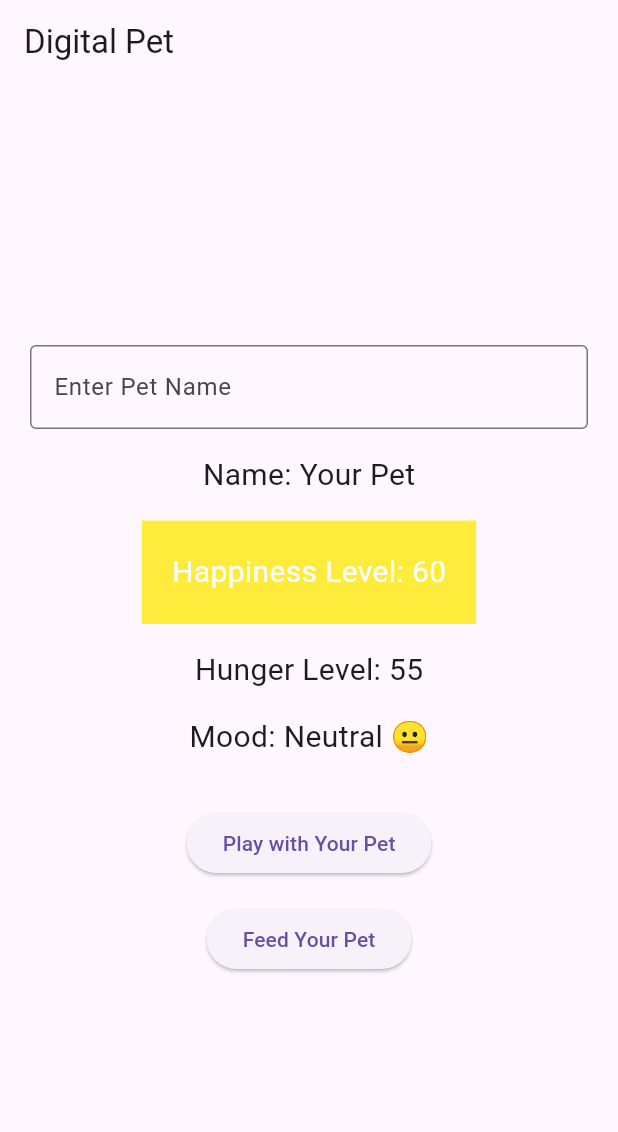
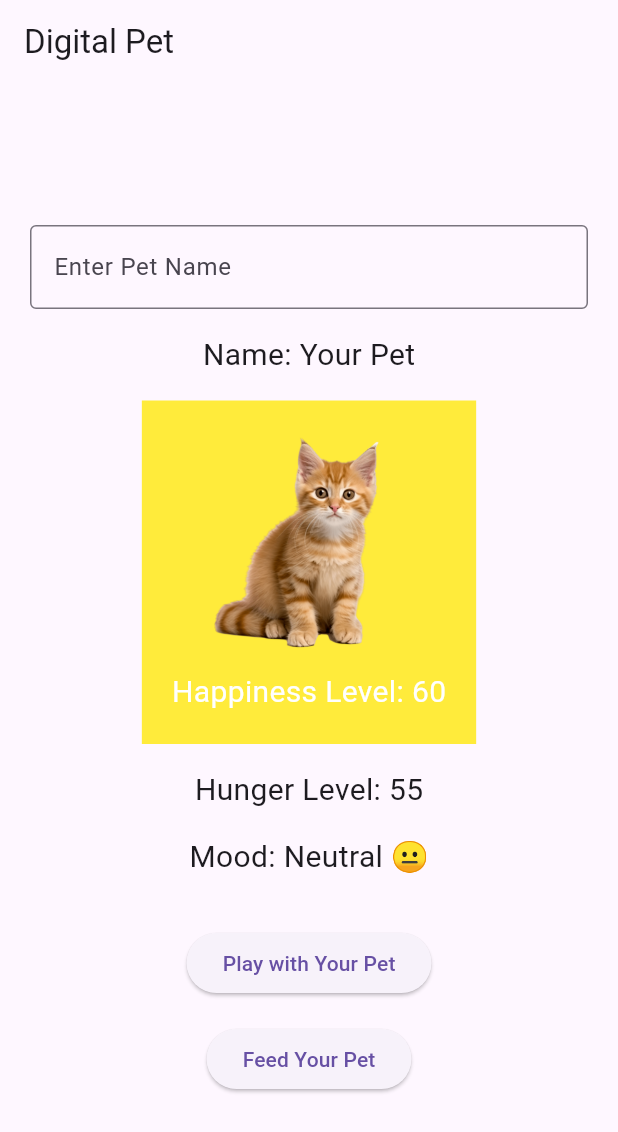
Before and after one commit to eli2k16/coding_challenge, a Flutter app: the screen it shows after launch, after a tap on "Play with Your Pet", on a phone screen of 412 x 824 dp. Shown: the top 1132 px of the screen. Run offline on Flutter 3.47's test engine with Material 3 defaults, Android fonts, the phone set to English and light mode, and no system bars.

Commit message:
Final code

```diff
--- a/lib/main.dart
+++ b/lib/main.dart
@@ -19,6 +19,7 @@
   Timer? _hungerTimer;
   String _petMood = "Neutral";
   Color _petColor = Colors.yellow;
+  String _petMoodImage = 'images/neutralcat.png'; // Image for mood
   bool isGameOver = false;
 
   @override
@@ -88,17 +89,20 @@
     }
   }
 
-  // Update pet's mood and color based on happiness level
+  // Update pet's mood, color, and image based on happiness level
   void _updatePetMood() {
     if (happinessLevel > 70) {
       _petMood = "Happy 😊";
       _petColor = Colors.green;
+      _petMoodImage = 'images/happycat.png'; // Set happy image
     } else if (happinessLevel >= 30 && happinessLevel <= 70) {
       _petMood = "Neutral 😐";
       _petColor = Colors.yellow;
+      _petMoodImage = 'images/neutralcat.png'; // Set neutral image
     } else {
       _petMood = "Unhappy 😢";
       _petColor = Colors.red;
+      _petMoodImage = 'images/sadcattwo.png'; // Set unhappy image
     }
   }
 
@@ -178,9 +182,20 @@
                   Container(
                     padding: const EdgeInsets.all(20),
                     color: _petColor,
-                    child: Text(
-                      'Happiness Level: $happinessLevel',
-                      style: const TextStyle(fontSize: 20.0, color: Colors.white),
+                    child: Column(
+                      children: [
+                        // Display the image corresponding to the pet's mood
+                        Image.asset(
+                          _petMoodImage,
+                          height: 150, // Adjust the image height
+                        ),
+                        const SizedBox(height: 10),
+                        Text(
+                          'Happiness Level: $happinessLevel',
+                          style:
+                              const TextStyle(fontSize: 20.0, color: Colors.white),
+                        ),
+                      ],
                     ),
                   ),
                   const SizedBox(height: 16.0),
```
Also changed, not shown: pubspec.yaml (+5 -3 lines), images/happycat.png (added), images/neutralcat.png (added), images/sadcat.png (added), images/sadcattwo.png (added).
